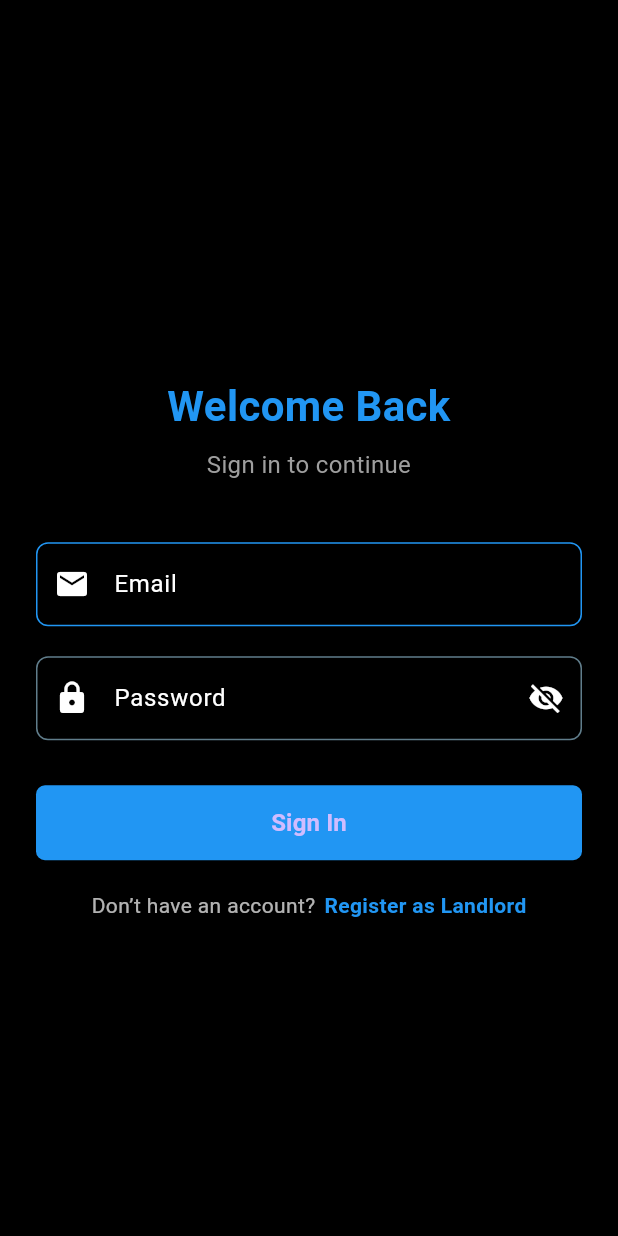
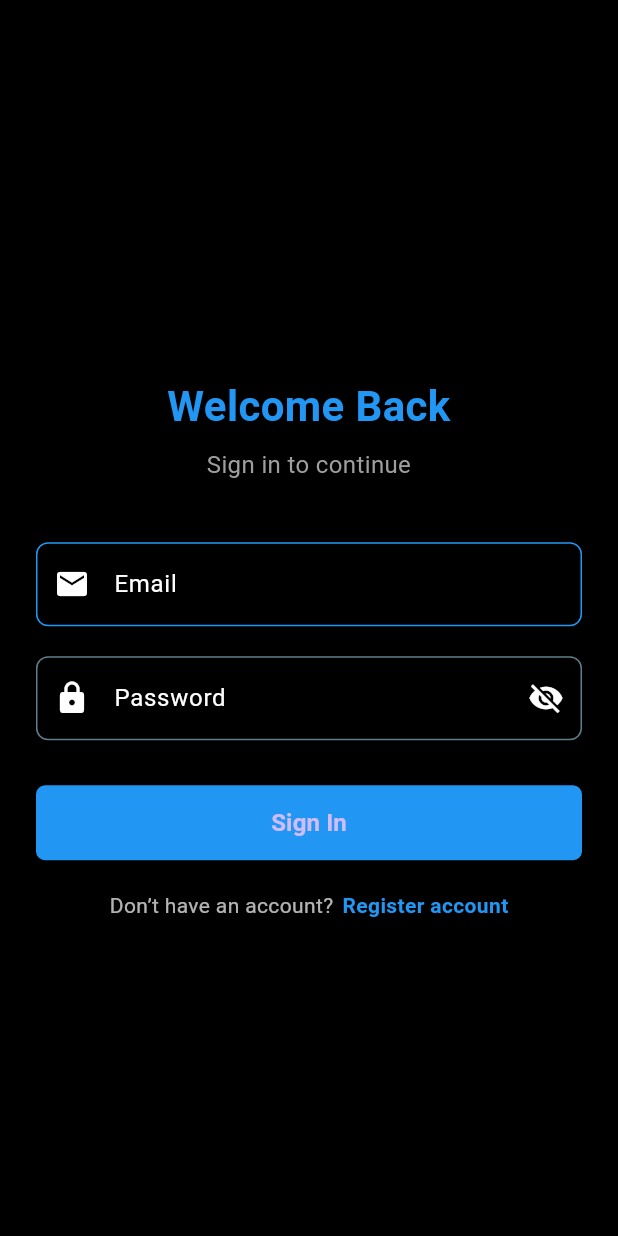
Before and after one commit to Denis-7242/flutterloginpage, a Flutter app: the screen it shows after launch, on a phone screen of 412 x 824 dp. Run offline on Flutter 3.47's test engine with Material 3 defaults, Android fonts, the light colour scheme and no system bars.

Commit message:
updated my code

```diff
--- a/lib/main.dart
+++ b/lib/main.dart
@@ -133,7 +133,7 @@ class _LoginPageState extends State<LoginPage> {
                     ),
                     SizedBox(width: 6),
                     Text(
-                      "Register as Landlord",
+                      "Register account",
                       style: TextStyle(
                         color: Colors.blue,
                         fontWeight: FontWeight.bold,
```
